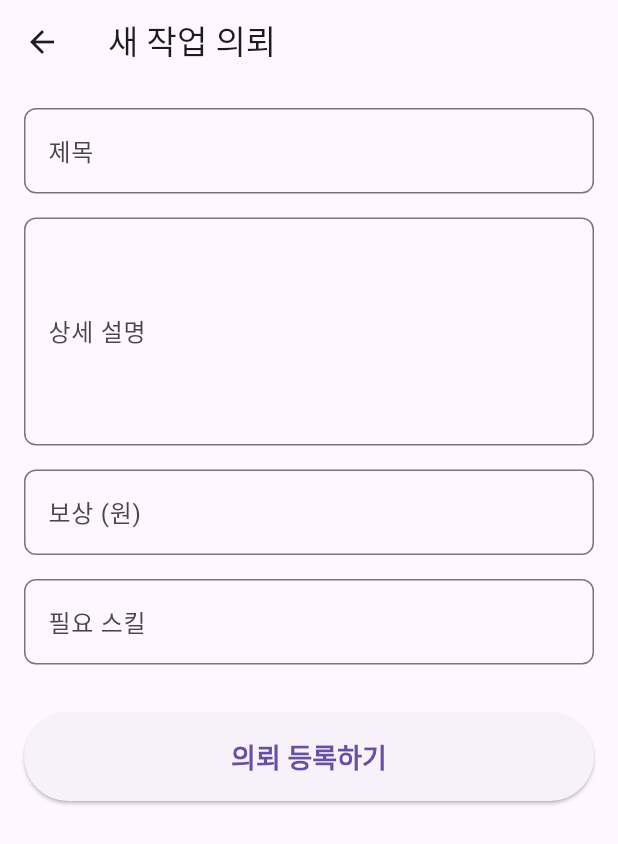
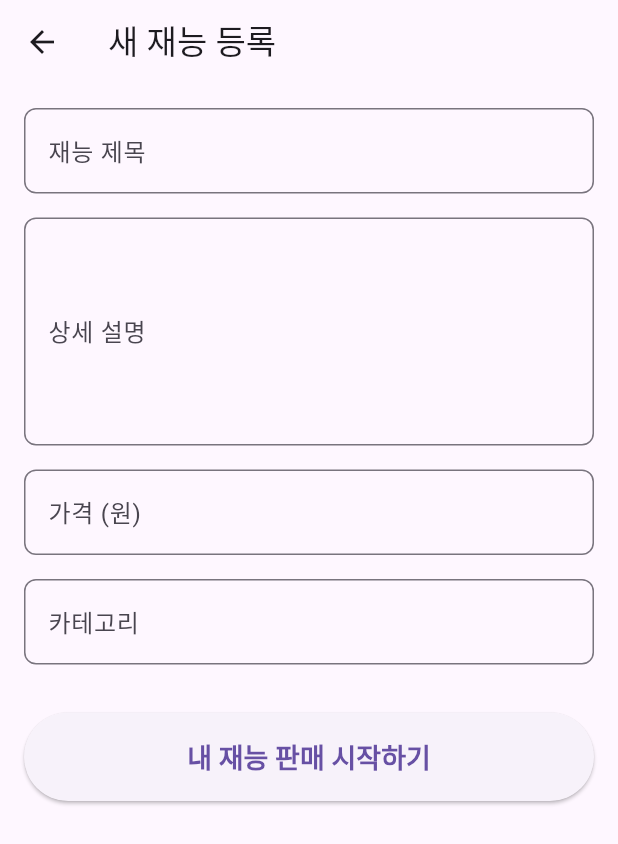
Before and after one commit to Leehanjun123/payday, a Flutter app: the screen it shows after launch, after a tap on the "add" icon, on a phone screen of 412 x 824 dp. Shown: the top 844 px of the screen. Run offline on Flutter 3.47's test engine with Material 3 defaults, Android fonts, the light colour scheme and no system bars; our stand-ins replace connectivity_plus, csv, dio, file_picker, firebase_analytics, firebase_auth and 16 more; missing offline and left inert: cookie_jar, dio_cookie_manager; accounts and stored records are empty; network calls fail.

Commit message:
feat(marketplace): Add category filtering and talent registration

```diff
--- a/apps/payday_flutter/lib/main.dart
+++ b/apps/payday_flutter/lib/main.dart
@@ -1,5 +1,5 @@
 import 'package:flutter/material.dart';
-import 'screens/marketplace/task_list_screen.dart'; // 새로 만든 화면 import
+import 'screens/marketplace/marketplace_list_screen.dart'; // 새로 만든 화면 import
 
 void main() {
   runApp(const MyApp());
@@ -16,8 +16,8 @@ class MyApp extends StatelessWidget {
         primarySwatch: Colors.deepPurple,
         visualDensity: VisualDensity.adaptivePlatformDensity,
       ),
-      // 앱의 첫 화면을 TaskListScreen으로 설정
-      home: const TaskListScreen(),
+      // 앱의 첫 화면을 MarketplaceListScreen으로 설정
+      home: const MarketplaceListScreen(),
     );
   }
 }
--- /dev/null
+++ b/apps/payday_flutter/lib/models/marketplace_item.dart
@@ -0,0 +1,36 @@
+// models/marketplace_item.dart
+
+class MarketplaceItem {
+  final String id;
+  final String sellerId;
+  final String title;
+  final String description;
+  final double price;
+  final String category;
+  final String status;
+  final DateTime createdAt;
+
+  MarketplaceItem({
+    required this.id,
+    required this.sellerId,
+    required this.title,
+    required this.description,
+    required this.price,
+    required this.category,
+    required this.status,
+    required this.createdAt,
+  });
+
+  factory MarketplaceItem.fromJson(Map<String, dynamic> json) {
+    return MarketplaceItem(
+      id: json['id'] as String,
+      sellerId: json['seller_id'] as String,
+      title: json['title'] as String,
+      description: json['description'] as String,
+      price: double.parse(json['price'].toString()),
+      category: json['category'] as String,
+      status: json['status'] as String,
+      createdAt: DateTime.parse(json['created_at'] as String),
+    );
+  }
+}
--- /dev/null
+++ b/apps/payday_flutter/lib/screens/marketplace/create_marketplace_item_screen.dart
@@ -0,0 +1,156 @@
+// screens/marketplace/create_marketplace_item_screen.dart
+
+import 'package:flutter/material.dart';
+import '../../services/marketplace_service.dart';
+
+class CreateMarketplaceItemScreen extends StatefulWidget {
+  const CreateMarketplaceItemScreen({Key? key}) : super(key: key);
+
+  @override
+  _CreateMarketplaceItemScreenState createState() => _CreateMarketplaceItemScreenState();
+}
+
+class _CreateMarketplaceItemScreenState extends State<CreateMarketplaceItemScreen> {
+  final _formKey = GlobalKey<FormState>();
+  final _titleController = TextEditingController();
+  final _descriptionController = TextEditingController();
+  final _priceController = TextEditingController();
+  final _categoryController = TextEditingController();
+
+  final _marketplaceService = MarketplaceService();
+  bool _isLoading = false;
+
+  @override
+  void dispose() {
+    _titleController.dispose();
+    _descriptionController.dispose();
+    _priceController.dispose();
+    _categoryController.dispose();
+    super.dispose();
+  }
+
+  Future<void> _submitForm() async {
+    if (_formKey.currentState!.validate()) {
+      setState(() {
+        _isLoading = true;
+      });
+
+      try {
+        final itemData = {
+          'title': _titleController.text,
+          'description': _descriptionController.text,
+          'price': double.tryParse(_priceController.text) ?? 0.0,
+          'category': _categoryController.text,
+        };
+
+        await _marketplaceService.createItem(itemData);
+
+        if (mounted) {
+          ScaffoldMessenger.of(context).showSnackBar(
+            const SnackBar(content: Text('재능 상품이 성공적으로 등록되었습니다.')),
+          );
+          Navigator.of(context).pop(true); // 성공 시 true 반환
+        }
+
+      } catch (e) {
+        if (mounted) {
+          ScaffoldMessenger.of(context).showSnackBar(
+            SnackBar(content: Text('등록 실패: $e')),
+          );
+        }
+      } finally {
+        if (mounted) {
+          setState(() {
+            _isLoading = false;
+          });
+        }
+      }
+    }
+  }
+
+  @override
+  Widget build(BuildContext context) {
+    return Scaffold(
+      appBar: AppBar(
+        title: const Text('새 재능 등록'),
+      ),
+      body: SingleChildScrollView(
+        padding: const EdgeInsets.all(16.0),
+        child: Form(
+          key: _formKey,
+          child: Column(
+            crossAxisAlignment: CrossAxisAlignment.stretch,
+            children: [
+              _buildTextFormField(
+                controller: _titleController,
+                labelText: '재능 제목',
+                hintText: '예: 40분만에 웹사이트 만들어 드립니다',
+              ),
+              const SizedBox(height: 16),
+              _buildTextFormField(
+                controller: _descriptionController,
+                labelText: '상세 설명',
+                hintText: '재능에 대한 구체적인 내용을 적어주세요.',
+                maxLines: 5,
+              ),
+              const SizedBox(height: 16),
+              _buildTextFormField(
+                controller: _priceController,
+                labelText: '가격 (원)',
+                hintText: '예: 100000',
+                keyboardType: TextInputType.number,
+              ),
+              const SizedBox(height: 16),
+              _buildTextFormField(
+                controller: _categoryController,
+                labelText: '카테고리',
+                hintText: '예: 개발, 디자인, 번역',
+              ),
+              const SizedBox(height: 32),
+              ElevatedButton(
+                onPressed: _isLoading ? null : _submitForm,
+                style: ElevatedButton.styleFrom(
+                  padding: const EdgeInsets.symmetric(vertical: 16.0),
+                  textStyle: const TextStyle(fontSize: 18, fontWeight: FontWeight.bold),
+                ),
+                child: _isLoading
+                    ? const SizedBox(height: 24, width: 24, child: CircularProgressIndicator(color: Colors.white))
+                    : const Text('내 재능 판매 시작하기'),
+              ),
+            ],
+          ),
+        ),
+      ),
+    );
+  }
+
+  Widget _buildTextFormField({
+    required TextEditingController controller,
+    required String labelText,
+    required String hintText,
+    int maxLines = 1,
+    TextInputType keyboardType = TextInputType.text,
+  }) {
+    return TextFormField(
+      controller: controller,
+      maxLines: maxLines,
+      keyboardType: keyboardType,
+      decoration: InputDecoration(
+        labelText: labelText,
+        hintText: hintText,
+        border: OutlineInputBorder(
+          borderRadius: BorderRadius.circular(8.0),
+        ),
+      ),
+      validator: (value) {
+        if (value == null || value.isEmpty) {
+          return '$labelText 항목은 필수입니다.';
+        }
+        if (labelText.contains('가격') && double.tryParse(value) == null) {
+          return '숫자만 입력해주세요.';
+        }
+        return null;
+      },
+    );
+  }
+}
--- /dev/null
+++ b/apps/payday_flutter/lib/screens/marketplace/marketplace_list_screen.dart
@@ -0,0 +1,152 @@
+// screens/marketplace/marketplace_list_screen.dart
+
+import 'package:flutter/material.dart';
+import '../../services/marketplace_service.dart';
+import '../../models/marketplace_item.dart';
+import 'package:intl/intl.dart';
+import 'create_marketplace_item_screen.dart';
+
+class MarketplaceListScreen extends StatefulWidget {
+  const MarketplaceListScreen({Key? key}) : super(key: key);
+
+  @override
+  _MarketplaceListScreenState createState() => _MarketplaceListScreenState();
+}
+
+class _MarketplaceListScreenState extends State<MarketplaceListScreen> {
+  Future<List<MarketplaceItem>>? _itemsFuture;
+  final MarketplaceService _marketplaceService = MarketplaceService();
+  String? _selectedCategory;
+
+  @override
+  void initState() {
+    super.initState();
+    _refreshItems();
+  }
+
+  void _refreshItems() {
+    setState(() {
+      _itemsFuture = _marketplaceService.getActiveItems(category: _selectedCategory);
+    });
+  }
+
+  void _filterByCategory(String category) {
+    setState(() {
+      // 이미 선택된 카테고리를 다시 누르면 필터 해제
+      if (_selectedCategory == category) {
+        _selectedCategory = null;
+      } else {
+        _selectedCategory = category;
+      }
+      _refreshItems();
+    });
+  }
+
+  void _clearFilter() {
+    setState(() {
+      _selectedCategory = null;
+      _refreshItems();
+    });
+  }
+
+  @override
+  Widget build(BuildContext context) {
+    return Scaffold(
+      appBar: AppBar(
+        title: Text(_selectedCategory == null ? '재능 마켓' : '#$_selectedCategory'),
+        actions: [
+          if (_selectedCategory != null)
+            IconButton(
+              icon: const Icon(Icons.clear),
+              onPressed: _clearFilter,
+              tooltip: '필터 해제',
+            ),
+        ],
+      ),
+      body: FutureBuilder<List<MarketplaceItem>>(
+        future: _itemsFuture,
+        builder: (context, snapshot) {
+          if (snapshot.connectionState == ConnectionState.waiting) {
+            return const Center(child: CircularProgressIndicator());
+          }
+          if (snapshot.hasError) {
+            return Center(child: Text('오류: ${snapshot.error}'));
+          }
+          if (!snapshot.hasData || snapshot.data!.isEmpty) {
+            return Center(
+              child: Text(_selectedCategory == null
+                ? '판매중인 재능이 없습니다.'
+                : '\'$_selectedCategory\' 카테고리의 재능이 없습니다.'),
+            );
+          }
+
+          final items = snapshot.data!;
+          return ListView.builder(
+            padding: const EdgeInsets.all(16.0),
+            itemCount: items.length,
+            itemBuilder: (context, index) {
+              final item = items[index];
+              return _buildItemCard(item);
+            },
+          );
+        },
+      ),
+      floatingActionButton: FloatingActionButton(
+        onPressed: () async {
+          final result = await Navigator.of(context).push(
+            MaterialPageRoute(builder: (context) => const CreateMarketplaceItemScreen()),
+          );
+          if (result == true) {
+            _refreshItems();
+          }
+        },
+        child: const Icon(Icons.add),
+        tooltip: '내 재능 판매하기',
+      ),
+    );
+  }
+
+  Widget _buildItemCard(MarketplaceItem item) {
+    return Card(
+      margin: const EdgeInsets.only(bottom: 16.0),
+      elevation: 4.0,
+      shape: RoundedRectangleBorder(borderRadius: BorderRadius.circular(12.0)),
+      child: Padding(
+        padding: const EdgeInsets.all(16.0),
+        child: Column(
+          crossAxisAlignment: CrossAxisAlignment.start,
+          children: [
+            Text(item.title, style: const TextStyle(fontSize: 18, fontWeight: FontWeight.bold)),
+            const SizedBox(height: 8),
+            Text(
+              item.description,
+              maxLines: 2,
+              overflow: TextOverflow.ellipsis,
+              style: TextStyle(color: Colors.grey[600]),
+            ),
+            const SizedBox(height: 16),
+            Row(
+              mainAxisAlignment: MainAxisAlignment.spaceBetween,
+              children: [
+                Text(
+                  '${NumberFormat('#,###').format(item.price)}원',
+                  style: const TextStyle(fontSize: 16, fontWeight: FontWeight.w600, color: Colors.deepPurple),
+                ),
+                ActionChip(
+                  label: Text(item.category),
+                  onPressed: () => _filterByCategory(item.category),
+                  backgroundColor: _selectedCategory == item.category
+                      ? Colors.deepPurple
+                      : Colors.deepPurple.withOpacity(0.1),
+                  labelStyle: TextStyle(
+                    color: _selectedCategory == item.category ? Colors.white : Colors.deepPurple,
+                  ),
+                ),
+              ],
+            ),
+          ],
+        ),
+      ),
+    );
+  }
+}
--- /dev/null
+++ b/apps/payday_flutter/lib/services/marketplace_service.dart
@@ -0,0 +1,53 @@
+// services/marketplace_service.dart
+
+import 'package:dio/dio.dart';
+import '../models/marketplace_item.dart';
+
+class MarketplaceService {
+  final Dio _dio = Dio(
+    BaseOptions(
+      baseUrl: 'http://192.168.45.250:3000/api',
+      headers: {
+        'X-API-Key': 'temporary-api-key',
+      },
+    ),
+  );
+
+  // 모든 'ACTIVE' 상태의 재능 상품 목록을 가져옵니다.
+  Future<List<MarketplaceItem>> getActiveItems({String? category}) async {
+    try {
+      final Map<String, dynamic> queryParameters = {};
+      if (category != null) {
+        queryParameters['category'] = category;
+      }
+
+      final response = await _dio.get('/marketplace', queryParameters: queryParameters);
+      if (response.statusCode == 200 && response.data['success'] == true) {
+        final List<dynamic> itemData = response.data['data'];
+        return itemData.map((json) => MarketplaceItem.fromJson(json)).toList();
+      } else {
+        throw Exception('Failed to load marketplace items');
+      }
+    } catch (e) {
+      print('Error fetching marketplace items: $e');
+      throw Exception('Failed to load marketplace items');
+    }
+  }
+
+  // 새로운 재능 상품을 등록합니다.
+  Future<MarketplaceItem> createItem(Map<String, dynamic> itemData) async {
+    try {
+      final response = await _dio.post('/marketplace', data: itemData);
+      if (response.statusCode == 201 && response.data['success'] == true) {
+        return MarketplaceItem.fromJson(response.data['data']);
+      } else {
+        throw Exception('Failed to create item');
+      }
+    } on DioException catch (e) {
+      final errorMessage = e.response?.data?['error'] ?? e.message;
+      throw Exception('Failed to create item: $errorMessage');
+    } catch (e) {
+      throw Exception('An unknown error occurred');
+    }
+  }
+}
```
Also changed, not shown: 1 other file.
